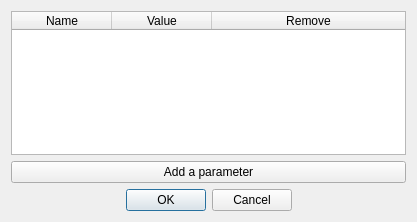
Before: the Qt Designer form gui/scriptparametersdialog.ui in Jmgr/actiona, drawn with Qt 5.
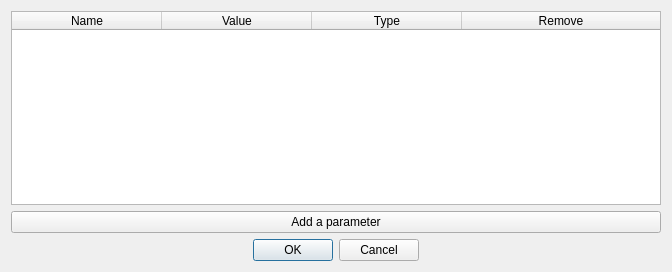
After: the same form once the commit is applied. Icons and pictures are not drawn.

Commit message: Script - added type for script parameters

```diff
--- a/gui/scriptparametersdialog.ui
+++ b/gui/scriptparametersdialog.ui
@@ -6,8 +6,8 @@
    <rect>
     <x>0</x>
     <y>0</y>
-    <width>417</width>
-    <height>222</height>
+    <width>672</width>
+    <height>272</height>
    </rect>
   </property>
   <property name="windowTitle">
@@ -20,6 +20,9 @@
   <layout class="QVBoxLayout" name="verticalLayout">
    <item>
     <widget class="QTableWidget" name="parameterTable">
+     <attribute name="horizontalHeaderDefaultSectionSize">
+      <number>150</number>
+     </attribute>
      <attribute name="horizontalHeaderHighlightSections">
       <bool>false</bool>
      </attribute>
@@ -42,6 +45,11 @@
        <string>Value</string>
       </property>
      </column>
+     <column>
+      <property name="text">
+       <string>Type</string>
+      </property>
+     </column>
      <column>
       <property name="text">
        <string>Remove</string>
```
The commit also changes 6 other files.
